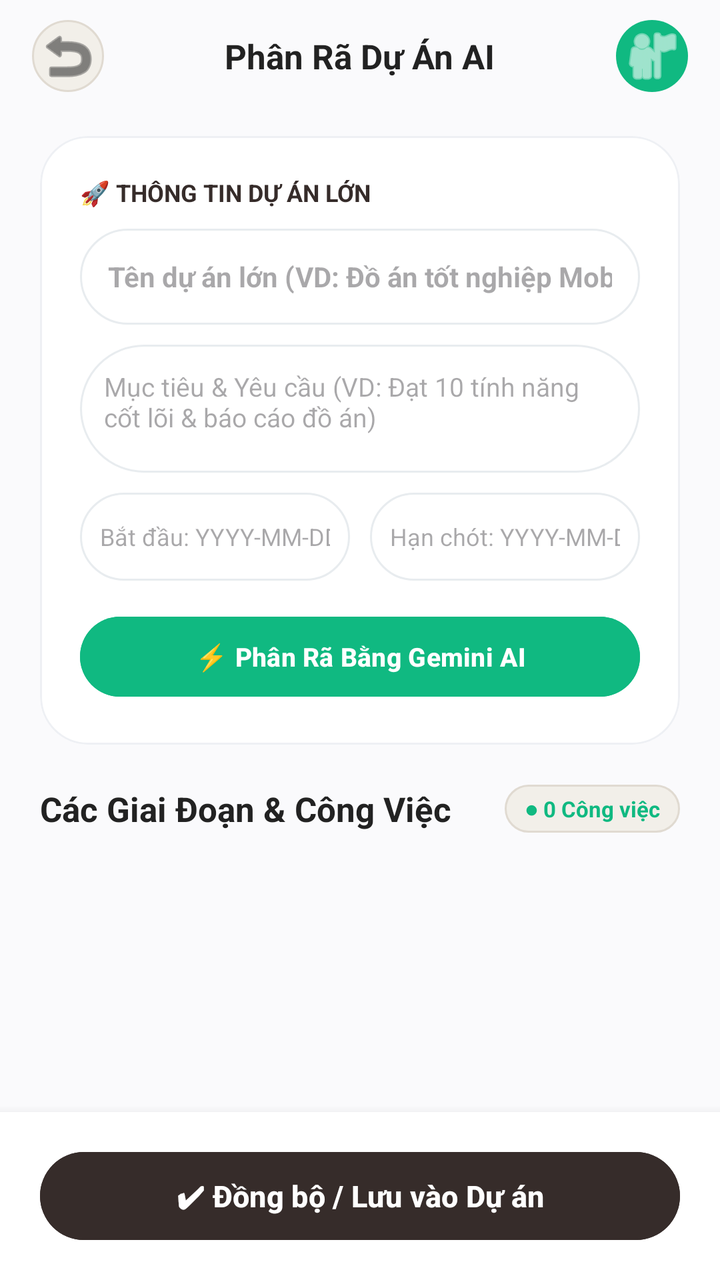
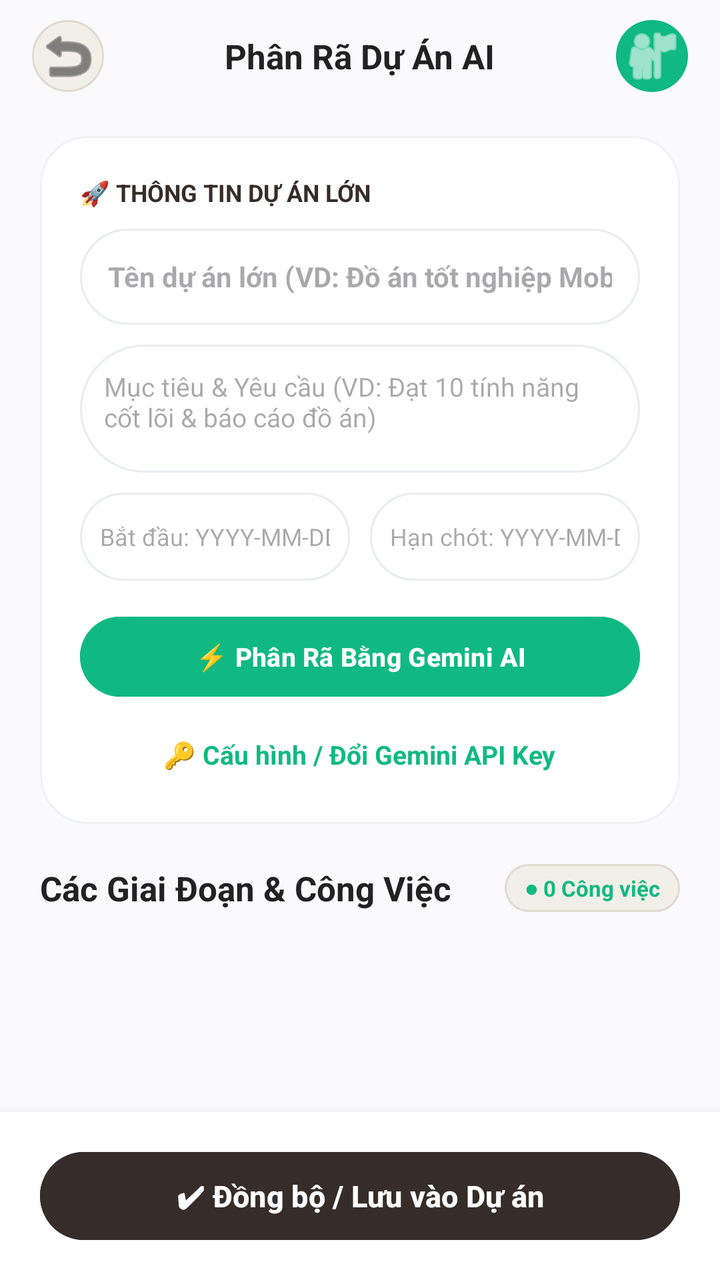

Screens rendered from an Android XML layout before and after an edit, with the pre-edit source and the edit as a unified diff.
<!-- AndroidManifest.xml: application theme Theme.MyApplication -->
<!-- res/layout/activity_ai_task_breakdown.xml -->
<?xml version="1.0" encoding="utf-8"?>
<androidx.constraintlayout.widget.ConstraintLayout
    xmlns:android="http://schemas.android.com/apk/res/android"
    xmlns:app="http://schemas.android.com/apk/res-auto"
    xmlns:tools="http://schemas.android.com/tools"
    android:layout_width="match_parent"
    android:layout_height="match_parent"
    android:background="#FAFAFC"
    tools:context=".ui.ai.AiTaskBreakdownActivity">

    
    <androidx.constraintlayout.widget.ConstraintLayout
        android:id="@+id/headerLayout"
        android:layout_width="match_parent"
        android:layout_height="56dp"
        android:paddingHorizontal="16dp"
        app:layout_constraintTop_toTopOf="parent">

        <ImageButton
            android:id="@+id/btnBack"
            android:layout_width="36dp"
            android:layout_height="36dp"
            android:background="@drawable/bg_pill_light"
            android:src="@android:drawable/ic_menu_revert"
            app:tint="#333333"
            app:layout_constraintBottom_toBottomOf="parent"
            app:layout_constraintStart_toStartOf="parent"
            app:layout_constraintTop_toTopOf="parent" />

        <TextView
            android:id="@+id/tvHeaderTitle"
            android:layout_width="wrap_content"
            android:layout_height="wrap_content"
            android:text="Phân Rã Dự Án AI"
            android:textColor="#222222"
            android:textSize="17sp"
            android:textStyle="bold"
            app:layout_constraintBottom_toBottomOf="parent"
            app:layout_constraintEnd_toStartOf="@id/imgAvatar"
            app:layout_constraintStart_toEndOf="@id/btnBack"
            app:layout_constraintTop_toTopOf="parent" />

        <ImageView
            android:id="@+id/imgAvatar"
            android:layout_width="36dp"
            android:layout_height="36dp"
            android:background="@drawable/bg_circle_teal"
            android:padding="2dp"
            android:src="@android:drawable/ic_menu_myplaces"
            app:tint="#FFFFFF"
            app:layout_constraintBottom_toBottomOf="parent"
            app:layout_constraintEnd_toEndOf="parent"
            app:layout_constraintTop_toTopOf="parent" />
    </androidx.constraintlayout.widget.ConstraintLayout>

    <androidx.core.widget.NestedScrollView
        android:id="@+id/scrollBreakdown"
        android:layout_width="match_parent"
        android:layout_height="0dp"
        android:clipToPadding="false"
        android:fillViewport="true"
        android:paddingHorizontal="20dp"
        android:paddingBottom="100dp"
        app:layout_constraintBottom_toTopOf="@id/bottomActionsLayout"
        app:layout_constraintTop_toBottomOf="@id/headerLayout">

        <LinearLayout
            android:layout_width="match_parent"
            android:layout_height="wrap_content"
            android:orientation="vertical"
            android:paddingBottom="80dp">

            
            <com.google.android.material.card.MaterialCardView
                android:layout_width="match_parent"
                android:layout_height="wrap_content"
                android:layout_marginTop="12dp"
                app:cardBackgroundColor="#FFFFFF"
                app:cardCornerRadius="24dp"
                app:cardElevation="0dp"
                app:strokeColor="#EEF0F4"
                app:strokeWidth="1dp">

                <LinearLayout
                    android:layout_width="match_parent"
                    android:layout_height="wrap_content"
                    android:orientation="vertical"
                    android:padding="20dp">

                    <TextView
                        android:layout_width="wrap_content"
                        android:layout_height="wrap_content"
                        android:text="🚀 THÔNG TIN DỰ ÁN LỚN"
                        android:textColor="#362C2A"
                        android:textSize="12sp"
                        android:textStyle="bold" />

                    
                    <EditText
                        android:id="@+id/edtProjectName"
                        android:layout_width="match_parent"
                        android:layout_height="48dp"
                        android:layout_marginTop="10dp"
                        android:background="@drawable/bg_search_bar"
                        android:hint="Tên dự án lớn (VD: Đồ án tốt nghiệp Mobile App)"
                        android:inputType="text"
                        android:paddingHorizontal="14dp"
                        android:textColor="#222222"
                        android:textSize="14sp"
                        android:textStyle="bold" />

                    
                    <EditText
                        android:id="@+id/edtProjectGoal"
                        android:layout_width="match_parent"
                        android:layout_height="64dp"
                        android:layout_marginTop="10dp"
                        android:background="@drawable/bg_search_bar"
                        android:gravity="top"
                        android:hint="Mục tiêu &amp; Yêu cầu (VD: Đạt 10 tính năng cốt lõi &amp; báo cáo đồ án)"
                        android:inputType="textMultiLine"
                        android:padding="12dp"
                        android:textColor="#333333"
                        android:textSize="13sp" />

                    
                    <LinearLayout
                        android:layout_width="match_parent"
                        android:layout_height="wrap_content"
                        android:layout_marginTop="10dp"
                        android:orientation="horizontal">

                        <EditText
                            android:id="@+id/edtStartDate"
                            android:layout_width="0dp"
                            android:layout_height="44dp"
                            android:layout_weight="1"
                            android:background="@drawable/bg_search_bar"
                            android:hint="Bắt đầu: YYYY-MM-DD"
                            android:inputType="date"
                            android:paddingHorizontal="10dp"
                            android:textColor="#222222"
                            android:textSize="12sp" />

                        <EditText
                            android:id="@+id/edtEndDate"
                            android:layout_width="0dp"
                            android:layout_height="44dp"
                            android:layout_marginStart="10dp"
                            android:layout_weight="1"
                            android:background="@drawable/bg_search_bar"
                            android:hint="Hạn chót: YYYY-MM-DD"
                            android:inputType="date"
                            android:paddingHorizontal="10dp"
                            android:textColor="#222222"
                            android:textSize="12sp" />
                    </LinearLayout>

                    
                    <Button
                        android:id="@+id/btnGenerateWbs"
                        android:layout_width="match_parent"
                        android:layout_height="48dp"
                        android:layout_marginTop="14dp"
                        android:backgroundTint="#10B981"
                        android:text="⚡ Phân Rã Bằng Gemini AI"
                        android:textColor="#FFFFFF"
                        android:textSize="13sp"
                        android:textStyle="bold"
                        app:cornerRadius="24dp" />
                </LinearLayout>
            </com.google.android.material.card.MaterialCardView>

            
            <LinearLayout
                android:layout_width="match_parent"
                android:layout_height="wrap_content"
                android:layout_marginTop="20dp"
                android:gravity="center_vertical"
                android:orientation="horizontal">

                <TextView
                    android:layout_width="0dp"
                    android:layout_height="wrap_content"
                    android:layout_weight="1"
                    android:text="Các Giai Đoạn &amp; Công Việc"
                    android:textColor="#222222"
                    android:textSize="17sp"
                    android:textStyle="bold" />

                <TextView
                    android:id="@+id/tvWbsCount"
                    android:layout_width="wrap_content"
                    android:layout_height="24dp"
                    android:background="@drawable/bg_pill_light"
                    android:gravity="center"
                    android:paddingHorizontal="10dp"
                    android:text="● 0 Công việc"
                    android:textColor="#10B981"
                    android:textSize="11sp"
                    android:textStyle="bold" />
            </LinearLayout>

            
            <androidx.recyclerview.widget.RecyclerView
                android:id="@+id/rvWbsTasks"
                android:layout_width="match_parent"
                android:layout_height="wrap_content"
                android:layout_marginTop="12dp"
                android:nestedScrollingEnabled="false" />

        </LinearLayout>
    </androidx.core.widget.NestedScrollView>

    
    <LinearLayout
        android:id="@+id/bottomActionsLayout"
        android:layout_width="match_parent"
        android:layout_height="wrap_content"
        android:background="#FFFFFF"
        android:elevation="8dp"
        android:orientation="horizontal"
        android:paddingHorizontal="20dp"
        android:paddingVertical="16dp"
        app:layout_constraintBottom_toBottomOf="parent">

        <Button
            android:id="@+id/btnApplyBreakdown"
            android:layout_width="match_parent"
            android:layout_height="52dp"
            android:backgroundTint="#362C2A"
            android:text="✔ Đồng bộ / Lưu vào Dự án"
            android:textColor="#FFFFFF"
            android:textSize="15sp"
            android:textStyle="bold"
            app:cornerRadius="26dp" />
    </LinearLayout>

</androidx.constraintlayout.widget.ConstraintLayout>
<!-- resources referenced by this layout -->
<resources>
  <!-- drawable bg_circle_teal (drawable) -->
  <?xml version="1.0" encoding="utf-8"?>
  <shape xmlns:android="http://schemas.android.com/apk/res/android"
      android:shape="oval">
      <solid android:color="#10B981" />
  </shape>
  <!-- drawable bg_pill_light (drawable) -->
  <?xml version="1.0" encoding="utf-8"?>
  <shape xmlns:android="http://schemas.android.com/apk/res/android"
      android:shape="rectangle">
      <corners android:radius="100dp" />
      <solid android:color="#F2EFE9" />
      <stroke android:width="1dp" android:color="#E0DAD1" />
  </shape>
  <!-- drawable bg_search_bar (drawable) -->
  <?xml version="1.0" encoding="utf-8"?>
  <shape xmlns:android="http://schemas.android.com/apk/res/android"
      android:shape="rectangle">
      <corners android:radius="100dp" />
      <solid android:color="#FFFFFF" />
      <stroke android:width="1dp" android:color="#E8ECEF" />
  </shape>
  <style name="Theme.MyApplication" parent="Base.Theme.MyApplication" />
  <style name="Base.Theme.MyApplication" parent="Theme.Material3.DayNight.NoActionBar">
          
          
      </style>
</resources>

<!-- the commit's change to res/layout/activity_ai_task_breakdown.xml (unified diff, before → after) -->
@@ -168,6 +168,18 @@
                         android:textSize="13sp"
                         android:textStyle="bold"
                         app:cornerRadius="24dp" />
+
+                    <TextView
+                        android:id="@+id/tvConfigureApiKey"
+                        android:layout_width="wrap_content"
+                        android:layout_height="wrap_content"
+                        android:layout_gravity="center_horizontal"
+                        android:layout_marginTop="10dp"
+                        android:padding="6dp"
+                        android:text="🔑 Cấu hình / Đổi Gemini API Key"
+                        android:textColor="#10B981"
+                        android:textSize="13sp"
+                        android:textStyle="bold" />
                 </LinearLayout>
             </com.google.android.material.card.MaterialCardView>
 
